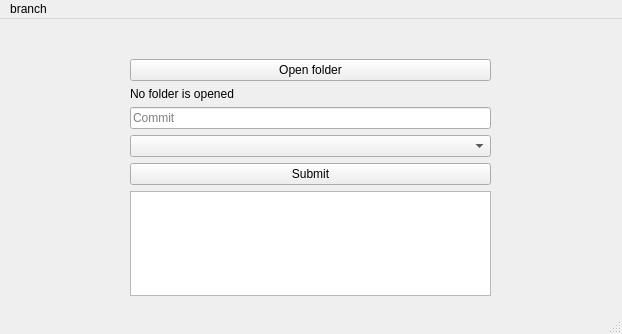
This is MainWindow.ui in PickBas/git-client-qt as Qt 5 draws it before an edit. The edited form follows.
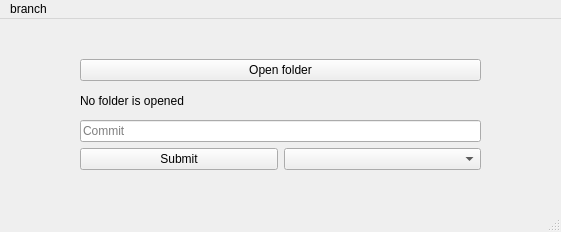
This is the edited form.

Commit message: Removed log field

The edit to the form file:
```diff
--- a/MainWindow.ui
+++ b/MainWindow.ui
@@ -6,25 +6,23 @@
    <rect>
     <x>0</x>
     <y>0</y>
-    <width>622</width>
-    <height>334</height>
+    <width>561</width>
+    <height>232</height>
    </rect>
   </property>
   <property name="windowTitle">
    <string>MainWindow</string>
   </property>
   <widget class="QWidget" name="centralwidget">
-   <widget class="QWidget" name="layoutWidget">
+   <widget class="QWidget" name="">
     <property name="geometry">
      <rect>
-      <x>130</x>
+      <x>80</x>
       <y>40</y>
-      <width>361</width>
-      <height>237</height>
+      <width>401</width>
+      <height>111</height>
      </rect>
     </property>
-    <layout class="QVBoxLayout" name="verticalLayout_2">
-     <item>
       <layout class="QVBoxLayout" name="verticalLayout">
        <item>
         <widget class="QPushButton" name="open_folder_btn">
@@ -48,8 +46,7 @@
         </widget>
        </item>
        <item>
-        <widget class="QComboBox" name="operations_comboBox"/>
-       </item>
+      <layout class="QHBoxLayout" name="horizontalLayout">
        <item>
         <widget class="QPushButton" name="send_btn">
          <property name="text">
@@ -57,10 +54,10 @@
          </property>
         </widget>
        </item>
-      </layout>
-     </item>
      <item>
-      <widget class="QPlainTextEdit" name="log_operations"/>
+        <widget class="QComboBox" name="operations_comboBox"/>
+       </item>
+      </layout>
      </item>
     </layout>
    </widget>
@@ -70,7 +67,7 @@
     <rect>
      <x>0</x>
      <y>0</y>
-     <width>622</width>
+     <width>561</width>
      <height>21</height>
     </rect>
    </property>
```
Lines whose indentation alone changed are shown as unchanged. The commit also changes 1 other file.
